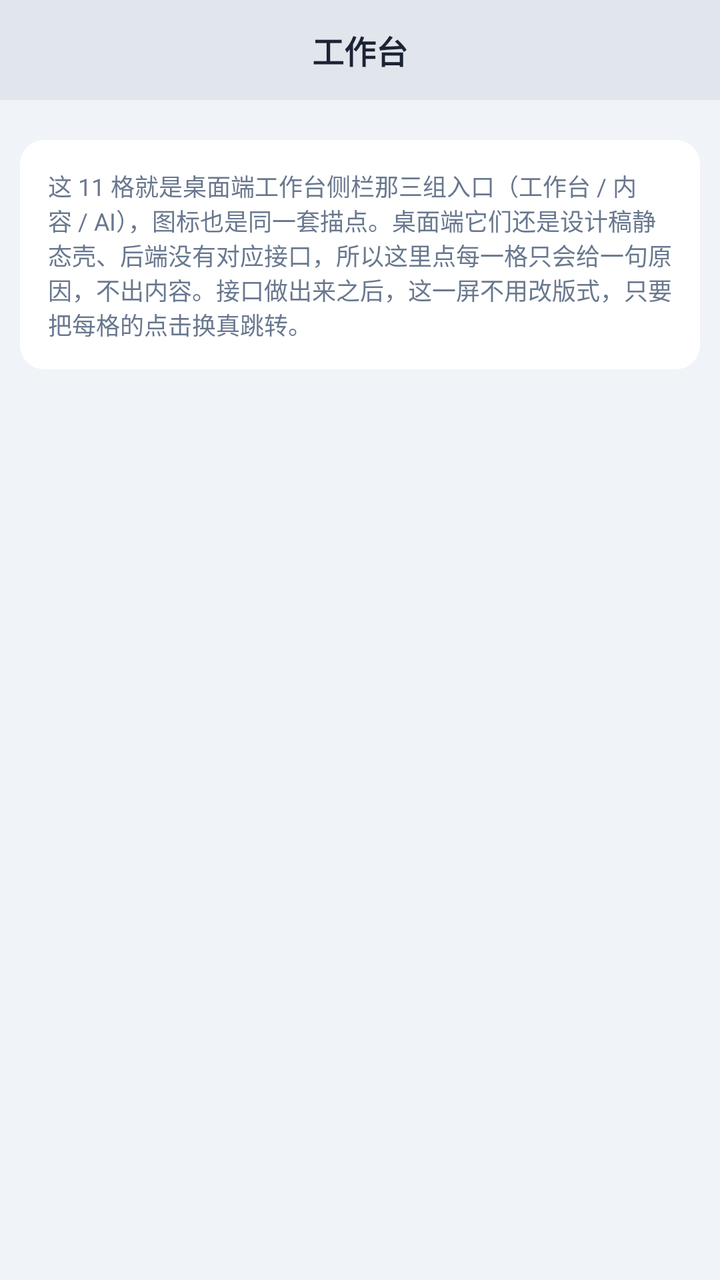
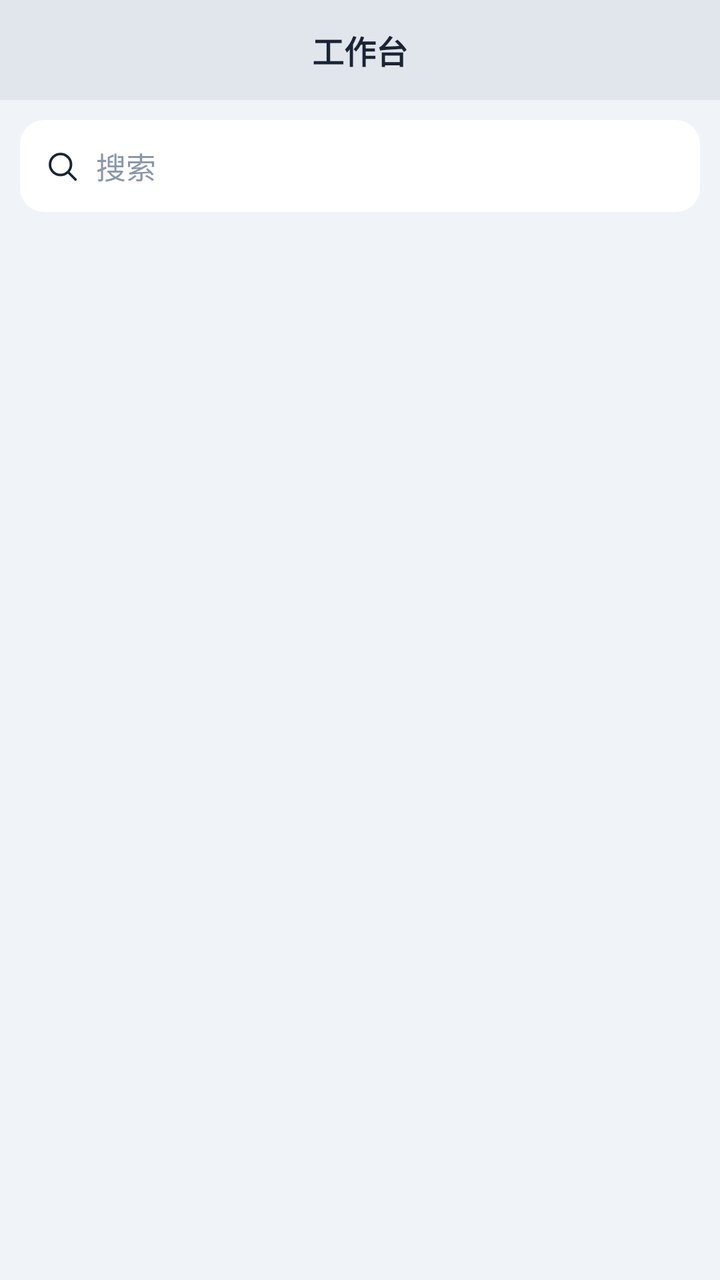

The first picture is an Android layout as it rendered before a commit; the second is the same layout after the commit. The layout source and the unified diff follow.
<!-- AndroidManifest.xml: application theme Theme.ChatMobile -->
<!-- res/layout/fragment_work.xml -->
<?xml version="1.0" encoding="utf-8"?>
<LinearLayout xmlns:android="http://schemas.android.com/apk/res/android"
    android:layout_width="match_parent" android:layout_height="match_parent"
    android:orientation="vertical" android:background="@color/nb_bg_3">

    <FrameLayout android:layout_width="match_parent" android:layout_height="50dp"
        android:background="@color/shell">
        <TextView android:id="@+id/title"
            android:layout_width="wrap_content" android:layout_height="wrap_content"
            android:layout_gravity="center"
            android:text="工作台" android:textSize="16sp" android:textStyle="bold"
            android:textColor="@color/ink" />
    </FrameLayout>

    <ScrollView android:layout_width="match_parent" android:layout_height="0dp"
        android:layout_weight="1" android:fillViewport="true">

        
        <LinearLayout android:layout_width="match_parent" android:layout_height="wrap_content"
            android:orientation="vertical" android:paddingStart="10dp" android:paddingEnd="10dp"
            android:paddingTop="10dp">

            <LinearLayout android:id="@+id/cards"
                android:layout_width="match_parent" android:layout_height="wrap_content"
                android:orientation="vertical" />

            
            <TextView android:id="@+id/note"
                android:layout_width="match_parent" android:layout_height="wrap_content"
                android:layout_marginTop="10dp" android:layout_marginBottom="12dp"
                android:padding="14dp"
                android:textSize="12sp" android:textColor="@color/ink_dim"
                android:background="@drawable/card_round"
                android:text="@string/workbench_note" />
        </LinearLayout>
    </ScrollView>
</LinearLayout>
<!-- resources referenced by this layout -->
<resources>
  <color name="ink">#1B2434</color>
  <color name="ink_dim">#69788F</color>
  <color name="nb_bg_3">#F0F3F8</color>
  <color name="shell">#E1E5EC</color>
  <!-- drawable card_round (drawable) -->
  <?xml version="1.0" encoding="utf-8"?>
  <shape xmlns:android="http://schemas.android.com/apk/res/android" android:shape="rectangle">
      <solid android:color="@color/surface" />
      <corners android:radius="12dp" />
  </shape>
  <string name="workbench_note">这 11 格就是桌面端工作台侧栏那三组入口（工作台 / 内容 / AI），图标也是同一套描点。桌面端它们还是设计稿静态壳、后端没有对应接口，所以这里点每一格只会给一句原因，不出内容。接口做出来之后，这一屏不用改版式，只要把每格的点击换真跳转。</string>
  <style name="Theme.ChatMobile" parent="Theme.AppCompat.Light.NoActionBar" />
  <color name="surface">@color/nb_bg_1</color>
  <color name="nb_bg_1">#FFFFFF</color>
</resources>

<!-- the commit's change to res/layout/fragment_work.xml (unified diff, before → after) -->
@@ -12,26 +12,39 @@
             android:textColor="@color/ink" />
     </FrameLayout>
 
+    
+    <LinearLayout android:layout_width="match_parent" android:layout_height="wrap_content"
+        android:orientation="horizontal" android:gravity="center_vertical"
+        android:layout_marginStart="10dp" android:layout_marginEnd="10dp"
+        android:layout_marginTop="10dp" android:padding="12dp"
+        android:background="@drawable/card_round">
+
+        <ImageView android:layout_width="18dp" android:layout_height="18dp"
+            android:src="@drawable/ic_m_menusearch" android:contentDescription="" />
+
+        <EditText android:id="@+id/search"
+            android:layout_width="0dp" android:layout_height="wrap_content"
+            android:layout_weight="1" android:layout_marginStart="8dp"
+            android:background="@null" android:maxLines="1"
+            android:textSize="15sp" android:textColor="@color/ink"
+            android:textColorHint="@color/ink_dim2" android:hint="搜索" />
+    </LinearLayout>
+
+    
+    <HorizontalScrollView android:layout_width="match_parent" android:layout_height="wrap_content"
+        android:layout_marginTop="14dp" android:scrollbars="none">
+
+        <LinearLayout android:id="@+id/tabs"
+            android:layout_width="wrap_content" android:layout_height="wrap_content"
+            android:orientation="horizontal" android:paddingStart="10dp" android:paddingEnd="10dp" />
+    </HorizontalScrollView>
+
     <ScrollView android:layout_width="match_parent" android:layout_height="0dp"
-        android:layout_weight="1" android:fillViewport="true">
+        android:layout_weight="1" android:scrollbars="none">
 
-        
-        <LinearLayout android:layout_width="match_parent" android:layout_height="wrap_content"
+        <LinearLayout android:id="@+id/cards"
+            android:layout_width="match_parent" android:layout_height="wrap_content"
             android:orientation="vertical" android:paddingStart="10dp" android:paddingEnd="10dp"
-            android:paddingTop="10dp">
-
-            <LinearLayout android:id="@+id/cards"
-                android:layout_width="match_parent" android:layout_height="wrap_content"
-                android:orientation="vertical" />
-
-            
-            <TextView android:id="@+id/note"
-                android:layout_width="match_parent" android:layout_height="wrap_content"
-                android:layout_marginTop="10dp" android:layout_marginBottom="12dp"
-                android:padding="14dp"
-                android:textSize="12sp" android:textColor="@color/ink_dim"
-                android:background="@drawable/card_round"
-                android:text="@string/workbench_note" />
-        </LinearLayout>
+            android:paddingTop="6dp" android:paddingBottom="12dp" />
     </ScrollView>
 </LinearLayout>
<!-- resource entries referenced after the edit -->
@@ -1,7 +1,7 @@
 <!-- resources referenced by this layout -->
 <resources>
   <color name="ink">#1B2434</color>
-  <color name="ink_dim">#69788F</color>
+  <color name="ink_dim2">#8A97AB</color>
   <color name="nb_bg_3">#F0F3F8</color>
   <color name="shell">#E1E5EC</color>
   <!-- drawable card_round (drawable) -->
@@ -10,7 +10,12 @@
       <solid android:color="@color/surface" />
       <corners android:radius="12dp" />
   </shape>
-  <string name="workbench_note">这 11 格就是桌面端工作台侧栏那三组入口（工作台 / 内容 / AI），图标也是同一套描点。桌面端它们还是设计稿静态壳、后端没有对应接口，所以这里点每一格只会给一句原因，不出内容。接口做出来之后，这一屏不用改版式，只要把每格的点击换真跳转。</string>
+  <!-- drawable ic_m_menusearch (drawable) -->
+  <?xml version="1.0" encoding="utf-8"?>
+  <vector xmlns:android="http://schemas.android.com/apk/res/android"
+      android:width="24dp" android:height="24dp" android:viewportWidth="24" android:viewportHeight="24">
+      <path android:fillColor="#00000000" android:strokeColor="#1B2434" android:strokeWidth="1.7" android:strokeLineCap="round" android:strokeLineJoin="round" android:pathData="M11 18a7 7 0 1 1 0-14 7 7 0 0 1 0 14z M16.2 16.2L21 21" />
+  </vector>
   <style name="Theme.ChatMobile" parent="Theme.AppCompat.Light.NoActionBar" />
   <color name="surface">@color/nb_bg_1</color>
   <color name="nb_bg_1">#FFFFFF</color>
